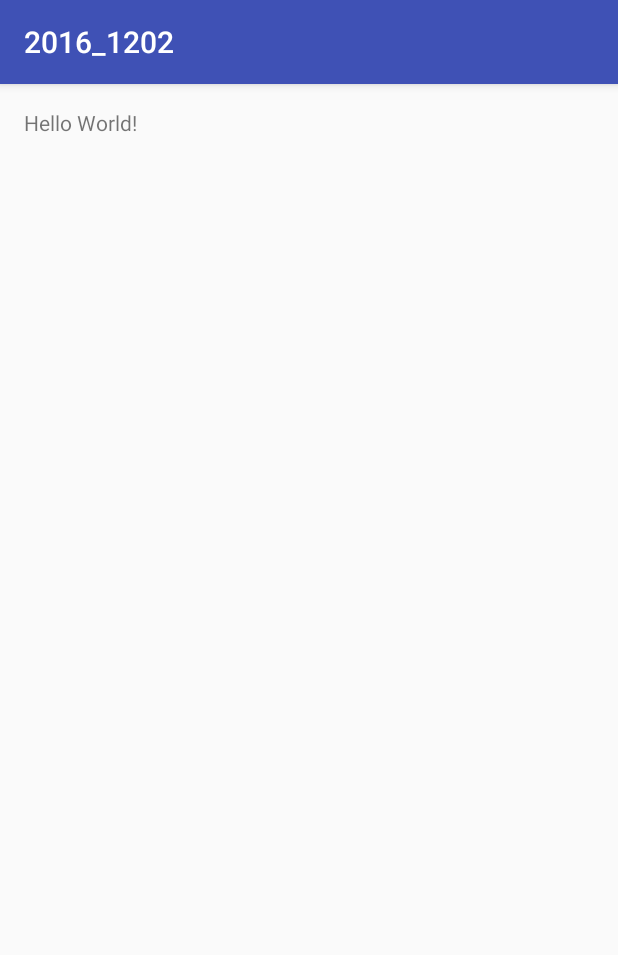
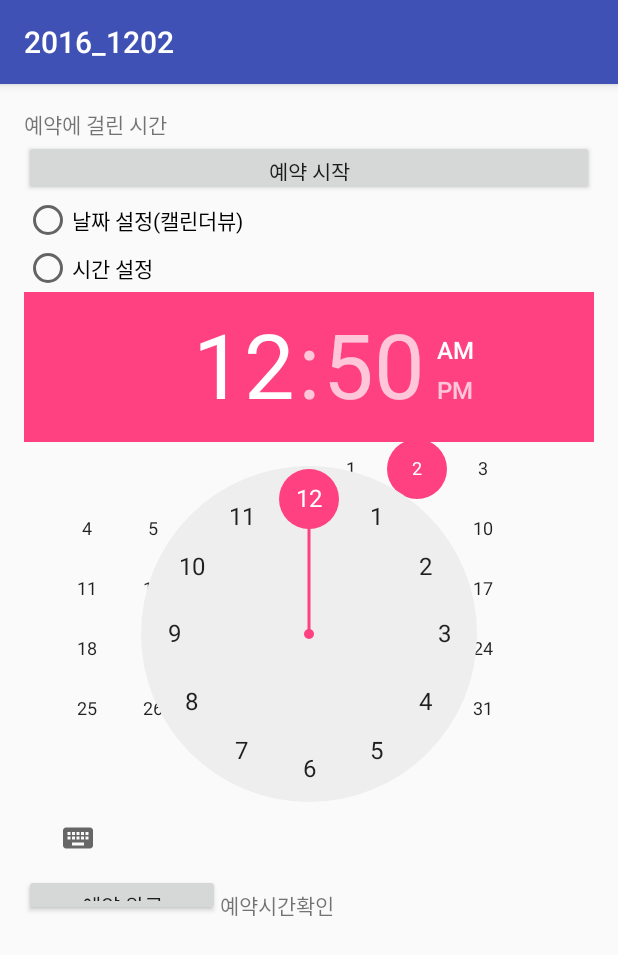
Before and after one commit to leeym008/2016_1202, an Android app: the screen it shows after launch (MainActivity), on a phone screen of 412 x 824 dp. Shown: the top 955 px of the screen. Run offline under Robolectric (Android 15) with nearby library versions, the phone set to English and light mode, and no system bars.

Commit message:
레이아웃 생성~

```diff
--- a/app/src/main/res/layout/activity_main.xml
+++ b/app/src/main/res/layout/activity_main.xml
@@ -1,5 +1,5 @@
 <?xml version="1.0" encoding="utf-8"?>
-<RelativeLayout
+<LinearLayout
     xmlns:android="http://schemas.android.com/apk/res/android"
     xmlns:tools="http://schemas.android.com/tools"
     android:id="@+id/activity_main"
@@ -9,10 +9,68 @@
     android:paddingRight="@dimen/activity_horizontal_margin"
     android:paddingTop="@dimen/activity_vertical_margin"
     android:paddingBottom="@dimen/activity_vertical_margin"
-    tools:context="com.example.a403.a2016_1202.MainActivity">
+    tools:context="com.example.a403.a2016_1202.MainActivity"
+    android:orientation="vertical">
 
     <TextView
-        android:layout_width="wrap_content"
+        android:text="예약에 걸린 시간"
+        android:layout_width="match_parent"
         android:layout_height="wrap_content"
-        android:text="Hello World!" />
-</RelativeLayout>
+        android:id="@+id/textView1" />
+
+    <Button
+        android:text="예약 시작"
+        android:layout_width="match_parent"
+        android:layout_height="37dp"
+        android:id="@+id/button1" />
+
+    <RadioButton
+        android:text="날짜 설정(캘린더뷰)"
+        android:layout_width="match_parent"
+        android:layout_height="wrap_content"
+        android:id="@+id/radioButton1" />
+
+    <RadioButton
+        android:text="시간 설정"
+        android:layout_width="match_parent"
+        android:layout_height="wrap_content"
+        android:id="@+id/radioButton2" />
+
+    <FrameLayout
+        android:layout_width="match_parent"
+        android:layout_height="wrap_content"
+        android:id="@+id/FrameLayout1">
+
+        <CalendarView
+            android:layout_width="wrap_content"
+            android:layout_height="wrap_content"
+            android:id="@+id/calendarView1" />
+
+        <TimePicker
+            android:layout_width="match_parent"
+            android:layout_height="wrap_content"
+            android:id="@+id/timePicker1" />
+    </FrameLayout>
+
+    <LinearLayout
+        android:orientation="horizontal"
+        android:layout_width="match_parent"
+        android:layout_height="28dp"
+        android:weightSum="1">
+
+        <Button
+            android:text="예약 완료"
+            android:layout_width="wrap_content"
+            android:layout_height="wrap_content"
+            android:id="@+id/button2"
+            android:layout_weight="0.20" />
+
+        <TextView
+            android:text="예약시간확인"
+            android:layout_width="wrap_content"
+            android:layout_height="40dp"
+            android:id="@+id/textView7"
+            android:layout_weight="0.78" />
+    </LinearLayout>
+
+</LinearLayout>
```
